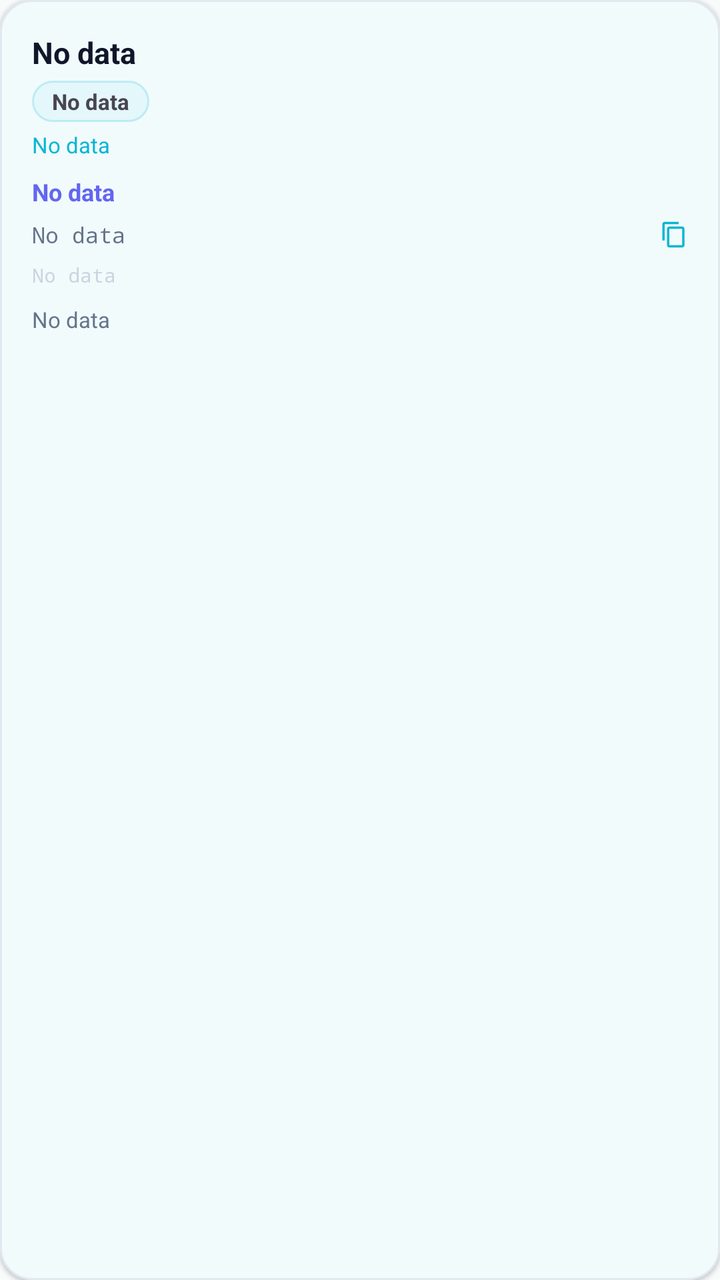
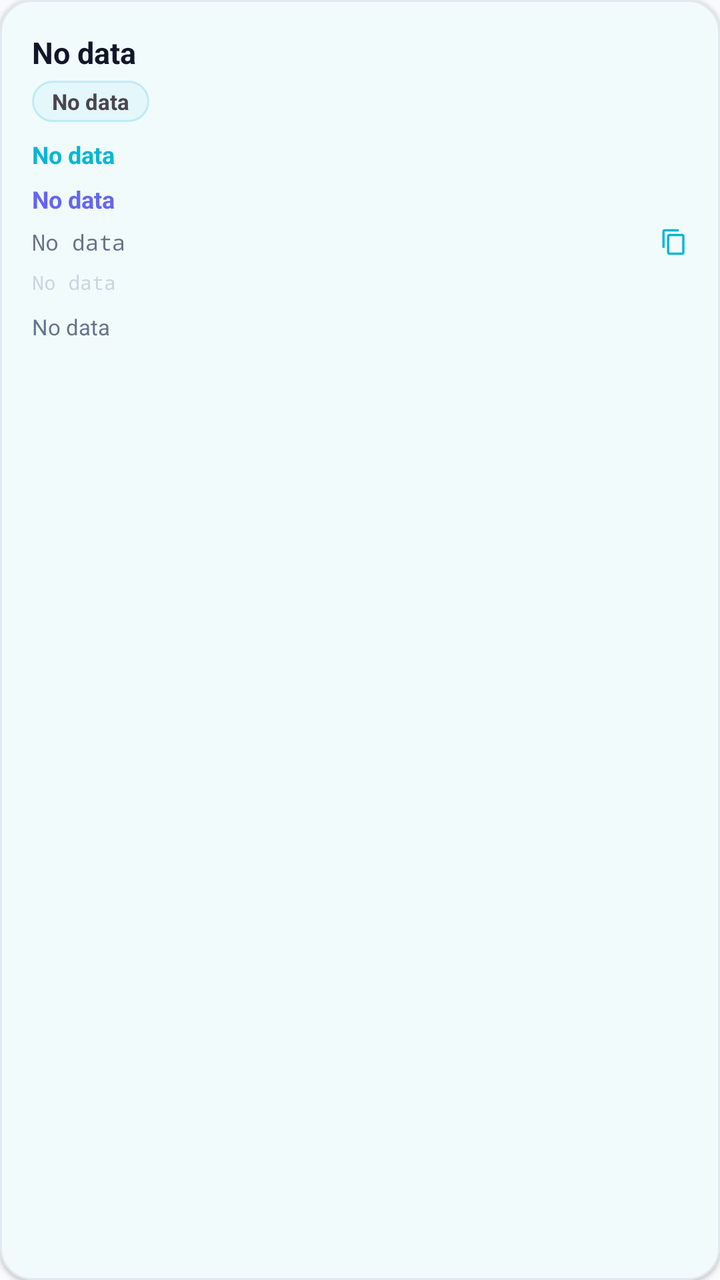

Before-and-after screenshots of an Android layout around one commit, followed by the original layout XML and the change that was made.
<!-- AndroidManifest.xml: application theme Theme.P2ptap -->
<!-- res/layout/item_peer_detail.xml -->
<?xml version="1.0" encoding="utf-8"?>
<com.google.android.material.card.MaterialCardView xmlns:android="http://schemas.android.com/apk/res/android" xmlns:app="http://schemas.android.com/apk/res-auto" android:layout_width="match_parent" android:layout_height="wrap_content" android:layout_marginBottom="12dp" app:cardCornerRadius="16dp" app:cardElevation="1dp" app:strokeColor="?attr/colorOutlineVariant" app:strokeWidth="1dp">
  <LinearLayout android:layout_width="match_parent" android:layout_height="wrap_content" android:orientation="vertical" android:padding="16dp">
    <LinearLayout android:layout_width="match_parent" android:layout_height="wrap_content" android:gravity="center_vertical" android:orientation="vertical" android:layout_marginBottom="8dp">
      <TextView android:id="@+id/tvNodeName" android:layout_width="match_parent" android:layout_height="wrap_content" android:text="@string/telemetry_unknown" android:textColor="?attr/colorOnSurface" android:textSize="15sp" android:textStyle="bold" />
      <TextView android:id="@+id/tvBadge" android:layout_width="wrap_content" android:layout_height="wrap_content" android:paddingHorizontal="10dp" android:paddingVertical="3dp" android:text="@string/telemetry_unknown" android:textSize="11sp" android:textStyle="bold" android:background="@drawable/bg_node_chip" android:layout_marginTop="4dp" />
      <TextView android:id="@+id/tvRtt" android:layout_width="wrap_content" android:layout_height="wrap_content" android:text="@string/telemetry_unknown" android:textColor="?attr/colorPrimary" android:textSize="11sp" android:layout_marginTop="4dp" />
    </LinearLayout>
    <TextView android:id="@+id/tvIpAddresses" android:layout_width="match_parent" android:layout_height="wrap_content" android:breakStrategy="high_quality" android:text="@string/telemetry_unknown" android:textColor="?attr/colorSecondary" android:textSize="12sp" android:textStyle="bold" android:layout_marginBottom="6dp" />
    <LinearLayout android:id="@+id/layoutPeerId" android:layout_width="match_parent" android:layout_height="wrap_content" android:gravity="center_vertical" android:clickable="true" android:focusable="true" android:background="?attr/selectableItemBackground" android:orientation="horizontal" android:layout_marginBottom="6dp">
      <TextView android:id="@+id/tvPeerId" android:layout_width="0dp" android:layout_height="wrap_content" android:layout_weight="1" android:ellipsize="middle" android:fontFamily="monospace" android:singleLine="true" android:text="@string/telemetry_unknown" android:textColor="?attr/colorOnSurfaceVariant" android:textSize="11sp" />
      <ImageView android:layout_width="14dp" android:layout_height="14dp" android:src="@drawable/ic_copy" app:tint="?attr/colorPrimary" />
    </LinearLayout>
    <TextView android:id="@+id/tvEndpoint" android:layout_width="match_parent" android:layout_height="wrap_content" android:breakStrategy="high_quality" android:fontFamily="monospace" android:text="@string/telemetry_unknown" android:textColor="?attr/colorOutline" android:textSize="10sp" android:layout_marginBottom="8dp" android:lineSpacingExtra="2dp" />
    <TextView android:id="@+id/tvTraffic" android:layout_width="match_parent" android:layout_height="wrap_content" android:text="@string/telemetry_unknown" android:textColor="?attr/colorOnSurfaceVariant" android:textSize="11sp" />
  </LinearLayout>
</com.google.android.material.card.MaterialCardView>
<!-- resources referenced by this layout -->
<resources>
  <string name="telemetry_unknown">No data</string>
  <style name="Theme.P2ptap" parent="Base.Theme.P2ptap" />
  <color name="md_primary">#06B6D4</color>
  <color name="md_on_primary">#FFFFFF</color>
  <color name="md_primary_container">#CFF7FF</color>
  <color name="md_on_primary_container">#001E24</color>
  <color name="md_primary_inverse">#53E3F4</color>
  <color name="md_secondary">#6366F1</color>
  <color name="md_on_secondary">#FFFFFF</color>
  <color name="md_secondary_container">#E0E2FF</color>
  <color name="md_on_secondary_container">#161B5C</color>
  <color name="md_tertiary">#10B981</color>
  <color name="md_on_tertiary">#FFFFFF</color>
  <color name="md_tertiary_container">#B5F5D9</color>
  <color name="md_on_tertiary_container">#003820</color>
  <color name="md_error">#EF4444</color>
  <color name="md_on_error">#FFFFFF</color>
  <color name="md_error_container">#FFE8E8</color>
  <color name="md_on_error_container">#4A0000</color>
  <color name="md_background">#F8FAFC</color>
  <color name="md_on_background">#0F172A</color>
  <color name="md_surface">#FFFFFF</color>
  <color name="md_on_surface">#0F172A</color>
  <color name="md_surface_container_lowest">#FFFFFF</color>
  <color name="md_surface_container_low">#F8FAFC</color>
  <color name="md_surface_container">#F1F5F9</color>
  <color name="md_surface_container_high">#E9EEF3</color>
  <color name="md_surface_container_highest">#E2E8F0</color>
  <color name="md_surface_variant">#E2E8F0</color>
  <color name="md_on_surface_variant">#64748B</color>
  <color name="md_surface_inverse">#1E293B</color>
  <color name="md_on_surface_inverse">#FFFFFF</color>
  <color name="md_outline">#CBD5E1</color>
  <color name="md_outline_variant">#E2E8F0</color>
  <color name="md_scrim">#69000000</color>
  <style name="ShapeAppearance.P2ptap.Small" parent="ShapeAppearance.Material3.SmallComponent">
          <item name="cornerFamily">rounded</item>
          <item name="cornerSize">12dp</item>
      </style>
  <style name="ShapeAppearance.P2ptap.Medium" parent="ShapeAppearance.Material3.MediumComponent">
          <item name="cornerFamily">rounded</item>
          <item name="cornerSize">16dp</item>
      </style>
  <style name="ShapeAppearance.P2ptap.Large" parent="ShapeAppearance.Material3.LargeComponent">
          <item name="cornerFamily">rounded</item>
          <item name="cornerSize">24dp</item>
      </style>
  <style name="TextAppearance.P2ptap.DisplaySmall" parent="TextAppearance.Material3.DisplaySmall">
          <item name="android:textSize">36sp</item>
          <item name="android:letterSpacing">0</item>
      </style>
  <style name="TextAppearance.P2ptap.TitleLarge" parent="TextAppearance.Material3.TitleLarge">
          <item name="android:textSize">22sp</item>
          <item name="android:letterSpacing">0</item>
      </style>
  <style name="TextAppearance.P2ptap.BodyLarge" parent="TextAppearance.Material3.BodyLarge">
          <item name="android:textSize">16sp</item>
          <item name="android:letterSpacing">0.01</item>
      </style>
  <style name="TextAppearance.P2ptap.BodyMedium" parent="TextAppearance.Material3.BodyMedium">
          <item name="android:textSize">14sp</item>
          <item name="android:letterSpacing">0.01</item>
      </style>
  <style name="TextAppearance.P2ptap.BodySmall" parent="TextAppearance.Material3.BodySmall">
          <item name="android:textSize">12sp</item>
          <item name="android:letterSpacing">0.04</item>
      </style>
  <color name="window_bg">#F8FAFC</color>
  <!-- unchanged entries left out for length: 15 -->
</resources>

<!-- the commit's change to res/layout/item_peer_detail.xml (unified diff, before → after) -->
@@ -1,17 +1,50 @@
 <?xml version="1.0" encoding="utf-8"?>
 <com.google.android.material.card.MaterialCardView xmlns:android="http://schemas.android.com/apk/res/android" xmlns:app="http://schemas.android.com/apk/res-auto" android:layout_width="match_parent" android:layout_height="wrap_content" android:layout_marginBottom="12dp" app:cardCornerRadius="16dp" app:cardElevation="1dp" app:strokeColor="?attr/colorOutlineVariant" app:strokeWidth="1dp">
   <LinearLayout android:layout_width="match_parent" android:layout_height="wrap_content" android:orientation="vertical" android:padding="16dp">
-    <LinearLayout android:layout_width="match_parent" android:layout_height="wrap_content" android:gravity="center_vertical" android:orientation="vertical" android:layout_marginBottom="8dp">
-      <TextView android:id="@+id/tvNodeName" android:layout_width="match_parent" android:layout_height="wrap_content" android:text="@string/telemetry_unknown" android:textColor="?attr/colorOnSurface" android:textSize="15sp" android:textStyle="bold" />
-      <TextView android:id="@+id/tvBadge" android:layout_width="wrap_content" android:layout_height="wrap_content" android:paddingHorizontal="10dp" android:paddingVertical="3dp" android:text="@string/telemetry_unknown" android:textSize="11sp" android:textStyle="bold" android:background="@drawable/bg_node_chip" android:layout_marginTop="4dp" />
-      <TextView android:id="@+id/tvRtt" android:layout_width="wrap_content" android:layout_height="wrap_content" android:text="@string/telemetry_unknown" android:textColor="?attr/colorPrimary" android:textSize="11sp" android:layout_marginTop="4dp" />
+
+    
+    <LinearLayout android:layout_width="match_parent" android:layout_height="wrap_content" android:gravity="center_vertical" android:orientation="horizontal" android:layout_marginBottom="8dp">
+      <LinearLayout android:layout_width="0dp" android:layout_height="wrap_content" android:layout_weight="1" android:orientation="vertical">
+        <TextView android:id="@+id/tvNodeName" android:layout_width="match_parent" android:layout_height="wrap_content" android:text="@string/telemetry_unknown" android:textColor="?attr/colorOnSurface" android:textSize="15sp" android:textStyle="bold" />
+        <LinearLayout android:layout_width="wrap_content" android:layout_height="wrap_content" android:layout_marginTop="4dp" android:orientation="horizontal">
+          <TextView android:id="@+id/tvBadge" android:layout_width="wrap_content" android:layout_height="wrap_content" android:paddingHorizontal="10dp" android:paddingVertical="3dp" android:text="@string/telemetry_unknown" android:textSize="11sp" android:textStyle="bold" android:background="@drawable/bg_node_chip" />
+          <TextView android:id="@+id/tvEncBadge" android:layout_width="wrap_content" android:layout_height="wrap_content" android:layout_marginStart="6dp" android:paddingHorizontal="8dp" android:paddingVertical="3dp" android:textSize="11sp" android:textStyle="bold" android:background="@drawable/bg_node_chip" android:visibility="gone" />
+          <TextView android:id="@+id/tvRoleBadge" android:layout_width="wrap_content" android:layout_height="wrap_content" android:layout_marginStart="6dp" android:paddingHorizontal="8dp" android:paddingVertical="3dp" android:textSize="11sp" android:background="@drawable/bg_node_chip" android:visibility="gone" />
+        </LinearLayout>
+      </LinearLayout>
+      <TextView android:id="@+id/tvGeoLocation" android:layout_width="wrap_content" android:layout_height="wrap_content" android:layout_marginStart="8dp" android:textSize="11sp" android:textColor="?attr/colorOnSurfaceVariant" android:visibility="gone" />
     </LinearLayout>
+
+    
+    <LinearLayout android:layout_width="match_parent" android:layout_height="wrap_content" android:orientation="horizontal" android:layout_marginBottom="6dp">
+      <TextView android:id="@+id/tvRtt" android:layout_width="0dp" android:layout_height="wrap_content" android:layout_weight="1" android:text="@string/telemetry_unknown" android:textColor="?attr/colorPrimary" android:textSize="12sp" android:textStyle="bold" />
+      <TextView android:id="@+id/tvJitter" android:layout_width="wrap_content" android:layout_height="wrap_content" android:layout_marginStart="8dp" android:text="@string/telemetry_unknown" android:textColor="?attr/colorSecondary" android:textSize="12sp" android:visibility="gone" />
+      <TextView android:id="@+id/tvLoss" android:layout_width="wrap_content" android:layout_height="wrap_content" android:layout_marginStart="8dp" android:text="@string/telemetry_unknown" android:textColor="?attr/colorError" android:textSize="12sp" android:visibility="gone" />
+    </LinearLayout>
+
+    
+    <LinearLayout android:id="@+id/layoutDuration" android:layout_width="match_parent" android:layout_height="wrap_content" android:gravity="center_vertical" android:orientation="horizontal" android:layout_marginBottom="6dp" android:visibility="gone">
+      <TextView android:id="@+id/tvConnectedSince" android:layout_width="wrap_content" android:layout_height="wrap_content" android:textSize="11sp" android:textColor="?attr/colorOnSurfaceVariant" />
+      <TextView android:id="@+id/tvReturnPath" android:layout_width="wrap_content" android:layout_height="wrap_content" android:layout_marginStart="12dp" android:textSize="11sp" android:textColor="?attr/colorOnSurfaceVariant" />
+    </LinearLayout>
+
+    
     <TextView android:id="@+id/tvIpAddresses" android:layout_width="match_parent" android:layout_height="wrap_content" android:breakStrategy="high_quality" android:text="@string/telemetry_unknown" android:textColor="?attr/colorSecondary" android:textSize="12sp" android:textStyle="bold" android:layout_marginBottom="6dp" />
+
+    
     <LinearLayout android:id="@+id/layoutPeerId" android:layout_width="match_parent" android:layout_height="wrap_content" android:gravity="center_vertical" android:clickable="true" android:focusable="true" android:background="?attr/selectableItemBackground" android:orientation="horizontal" android:layout_marginBottom="6dp">
       <TextView android:id="@+id/tvPeerId" android:layout_width="0dp" android:layout_height="wrap_content" android:layout_weight="1" android:ellipsize="middle" android:fontFamily="monospace" android:singleLine="true" android:text="@string/telemetry_unknown" android:textColor="?attr/colorOnSurfaceVariant" android:textSize="11sp" />
       <ImageView android:layout_width="14dp" android:layout_height="14dp" android:src="@drawable/ic_copy" app:tint="?attr/colorPrimary" />
     </LinearLayout>
+
+    
     <TextView android:id="@+id/tvEndpoint" android:layout_width="match_parent" android:layout_height="wrap_content" android:breakStrategy="high_quality" android:fontFamily="monospace" android:text="@string/telemetry_unknown" android:textColor="?attr/colorOutline" android:textSize="10sp" android:layout_marginBottom="8dp" android:lineSpacingExtra="2dp" />
-    <TextView android:id="@+id/tvTraffic" android:layout_width="match_parent" android:layout_height="wrap_content" android:text="@string/telemetry_unknown" android:textColor="?attr/colorOnSurfaceVariant" android:textSize="11sp" />
+
+    
+    <TextView android:id="@+id/tvTraffic" android:layout_width="match_parent" android:layout_height="wrap_content" android:text="@string/telemetry_unknown" android:textColor="?attr/colorOnSurfaceVariant" android:textSize="11sp" android:lineSpacingExtra="2dp" />
+
+    
+    <TextView android:id="@+id/tvTapMacWarning" android:layout_width="match_parent" android:layout_height="wrap_content" android:layout_marginTop="6dp" android:padding="6dp" android:textSize="11sp" android:textStyle="bold" android:textColor="?attr/colorError" android:background="@drawable/bg_code_block" android:visibility="gone" />
+
   </LinearLayout>
 </com.google.android.material.card.MaterialCardView>
<!-- resource entries referenced after the edit -->
@@ -1,5 +1,13 @@
 <!-- resources referenced by this layout -->
 <resources>
+  <!-- drawable bg_code_block (drawable) -->
+  ﻿<?xml version="1.0" encoding="utf-8"?>
+  <shape xmlns:android="http://schemas.android.com/apk/res/android"
+      android:shape="rectangle">
+      <solid android:color="#0D0F172A" />
+      <corners android:radius="12dp" />
+      <stroke android:width="1dp" android:color="#1A0F172A" />
+  </shape>
   <string name="telemetry_unknown">No data</string>
   <style name="Theme.P2ptap" parent="Base.Theme.P2ptap" />
   <color name="md_primary">#06B6D4</color>
